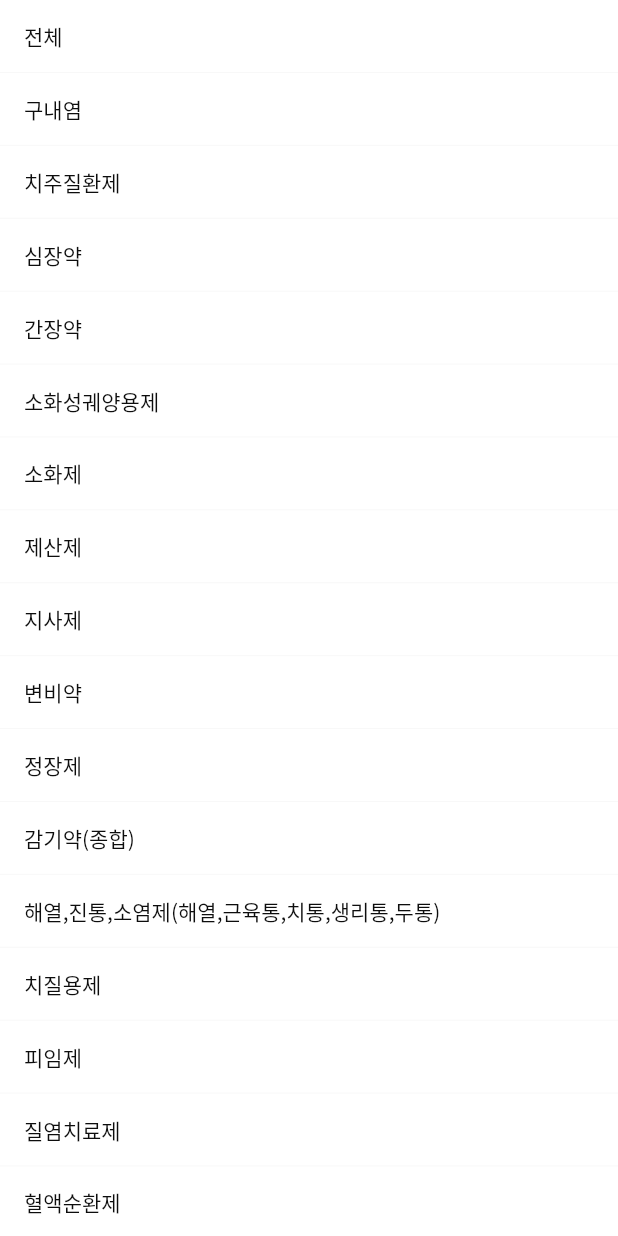
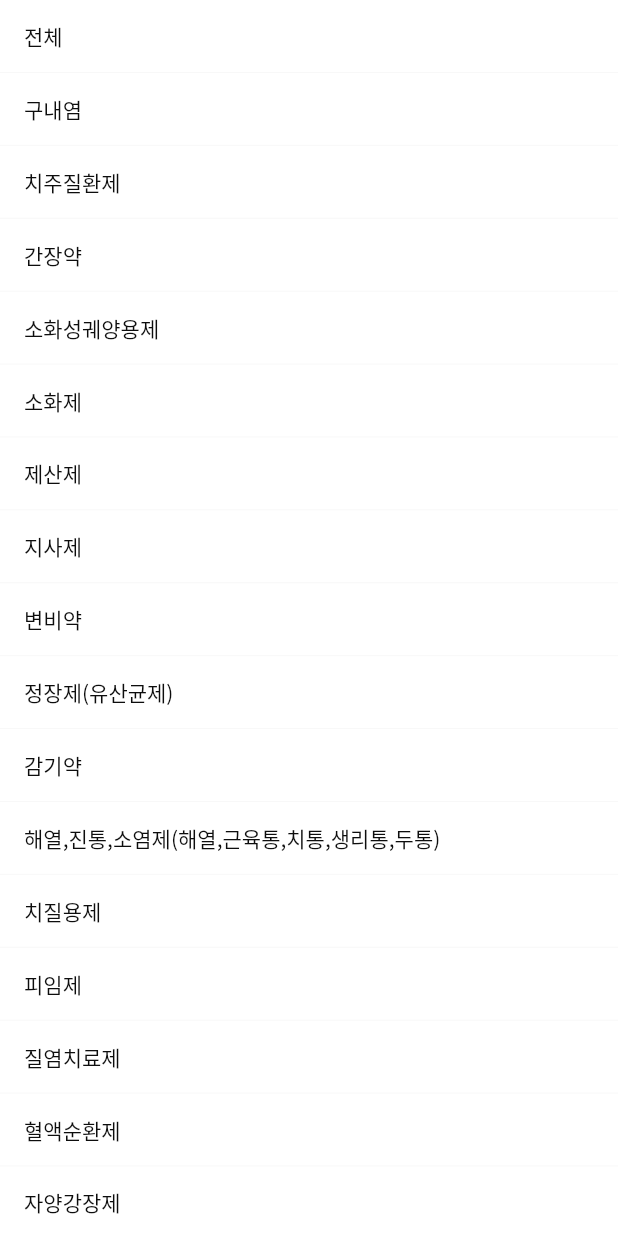
Before and after one commit to Semodrug/semo_ver2, a Flutter app: the RankingPage screen opened by its route, on a phone screen of 412 x 824 dp. Run offline on Flutter 3.47's test engine with Material 2 defaults, Android fonts, the phone set to English and light mode, and no system bars; our stand-ins replace camera, carousel_slider, cloud_firestore, firebase_auth, firebase_core, firebase_storage and 6 more; missing offline and left inert: camera_platform_interface, dynamic_text_highlighting, firebase_ml_vision, flutter_facebook_auth, tflite; accounts and stored records are empty.

Commit message:
[UPDATE] category updated

```diff
--- a/lib/ranking/ranking.dart
+++ b/lib/ranking/ranking.dart
@@ -69,7 +69,7 @@ final rank_cateogry = [
   '전체',
   '구내염',
   '치주질환제',
-  '심장약',
+  //'심장약',
   '간장약',
 
   '소화성궤양용제',//위장관약 중 한종류
@@ -77,9 +77,9 @@ final rank_cateogry = [
   '제산제',//위장관약 중 한종류
   '지사제',//위장관약 중 한종류
   '변비약',//위장관약 중 한종류
-  '정장제',//위장관약 중 한종류
+  '정장제(유산균제)',//위장관약 중 한종류
 
-  '감기약(종합)',
+  '감기약',
   '해열,진통,소염제(해열,근육통,치통,생리통,두통)', //괄호 안에 있는 애들이 더 쉬운 단어
 
   '치질용제',
```
